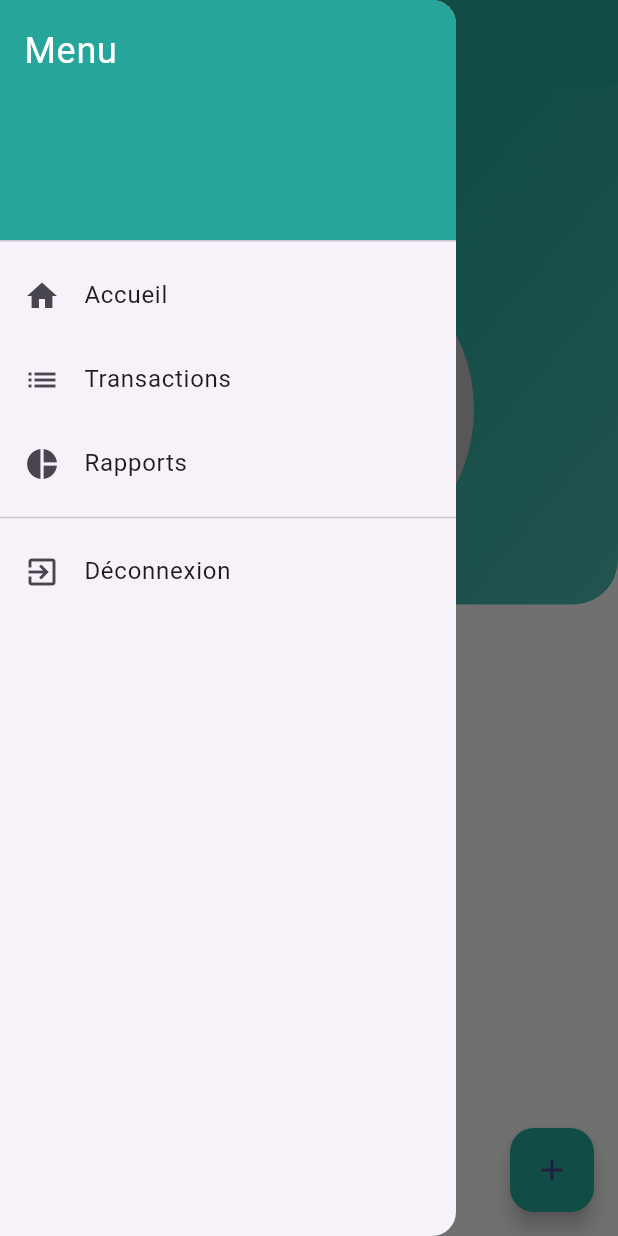
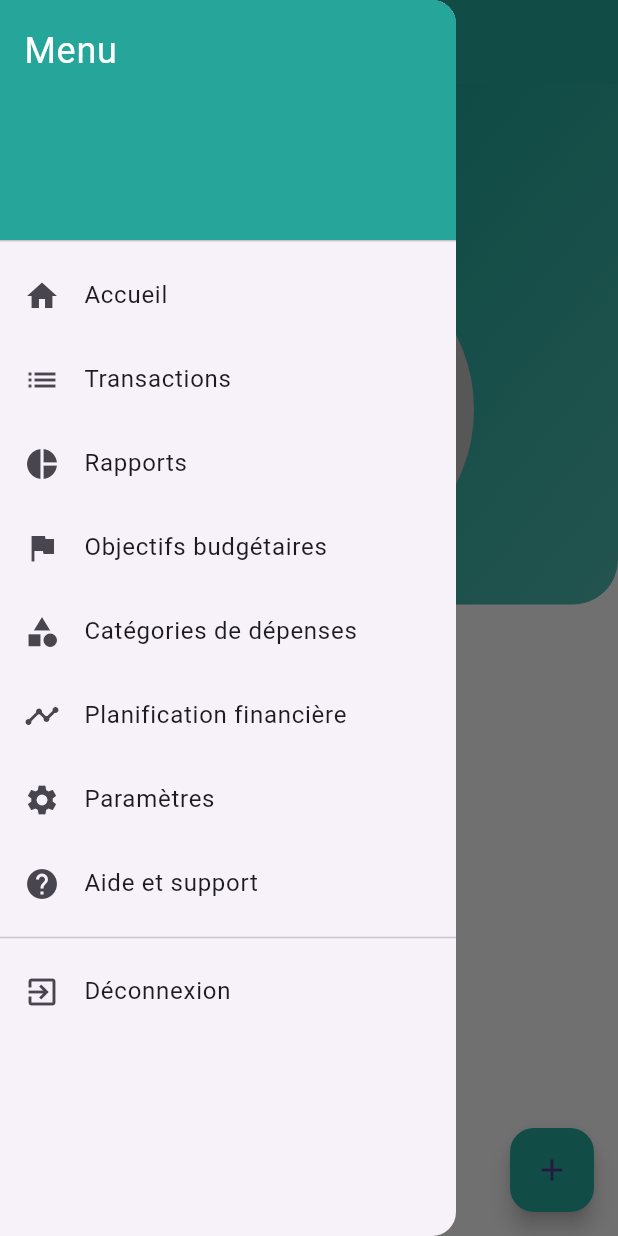
Before and after one commit to Dev-oss-ux/e-budget, a Flutter app: the HomePage screen opened directly, with the side drawer open, on a phone screen of 412 x 824 dp. Run offline on Flutter 3.47's test engine with Material 3 defaults, Android fonts, the phone set to English and light mode, and no system bars; drawn by our look-alikes of fl_chart.

Commit message:
Update menu

```diff
--- a/lib/pages/home_page.dart
+++ b/lib/pages/home_page.dart
@@ -245,12 +245,48 @@ class _HomePageState extends State<HomePage> {
               );
             },
           ),
+          // Nouveaux boutons
+          ListTile(
+            leading: Icon(Icons.flag), // Changé de Icons.target à Icons.flag
+            title: Text('Objectifs budgétaires'),
+            onTap: () {
+              // Ajouter la navigation vers la page des objectifs budgétaires
+            },
+          ),
+          ListTile(
+            leading: Icon(Icons.category),
+            title: Text('Catégories de dépenses'),
+            onTap: () {
+              // Ajouter la navigation vers la page des catégories de dépenses
+            },
+          ),
+          ListTile(
+            leading: Icon(Icons.timeline),
+            title: Text('Planification financière'),
+            onTap: () {
+              // Ajouter la navigation vers la page de planification financière
+            },
+          ),
+          ListTile(
+            leading: Icon(Icons.settings),
+            title: Text('Paramètres'),
+            onTap: () {
+              // Ajouter la navigation vers la page des paramètres
+            },
+          ),
+          ListTile(
+            leading: Icon(Icons.help),
+            title: Text('Aide et support'),
+            onTap: () {
+              // Ajouter la navigation vers la page d'aide et support
+            },
+          ),
           Divider(),
           ListTile(
             leading: Icon(Icons.exit_to_app),
             title: Text('Déconnexion'),
             onTap: () {
-              // Ajoutez ici la logique de déconnexion
+              // Logique de déconnexion
               Navigator.pushReplacement(
                 context,
                 MaterialPageRoute(builder: (context) => AuthPage()),
```
